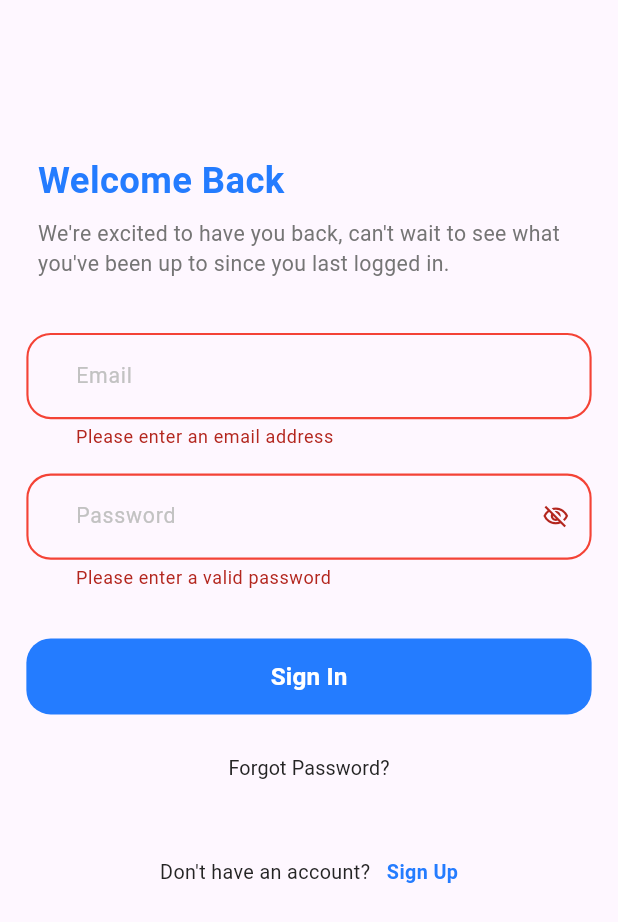
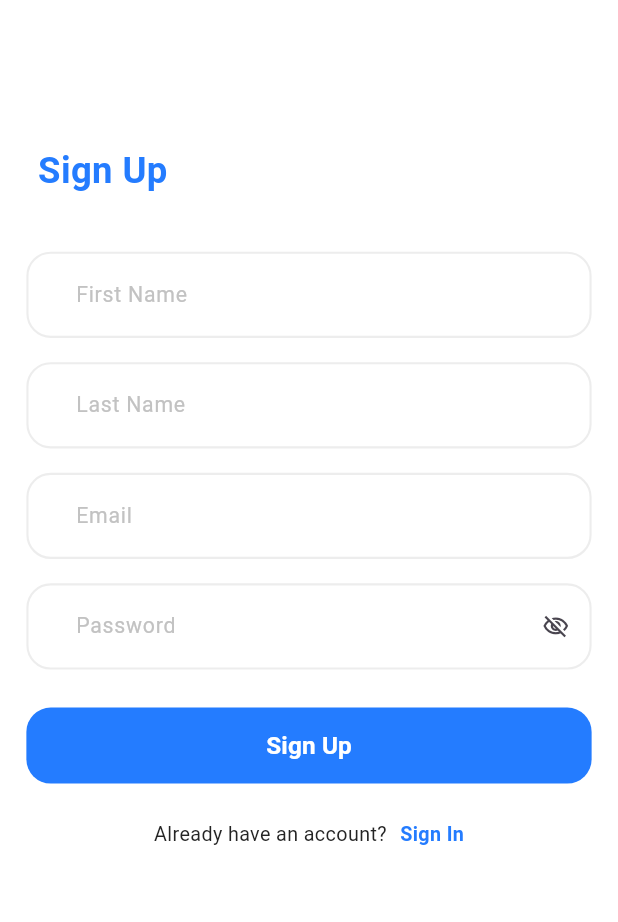
Before and after one commit to MoazSayed7/HR, a Flutter app: the screen it shows after launch, after a tap on "Sign In", after a tap on "Sign Up", on a phone screen of 412 x 824 dp. Shown: the top 922 px of the screen. Run offline on Flutter 3.47's test engine with Material 3 defaults, Android fonts, the phone set to English and light mode, and no system bars; our stand-ins replace firebase_auth, firebase_core, flutter_bloc, flutter_screenutil, get_it, shared_preferences; accounts and stored records are empty; generated files the repository leaves out were written again.

Commit message:
- add Sign up Screen - add SignUp Cubit - add Bloc Observer - add String Extensions

```diff
--- a/lib/core/di/dependency_injection.dart
+++ b/lib/core/di/dependency_injection.dart
@@ -1,9 +1,11 @@
 import 'package:get_it/get_it.dart';
 
 import '../../features/signin/logic/cubit/login_cubit.dart';
+import '../../features/signup/logic/cubit/sign_up_cubit.dart';
 
 final getIt = GetIt.instance;
 
 Future<void> setupGetIt() async {
+  getIt.registerFactory<SignUpCubit>(() => SignUpCubit());
   getIt.registerFactory<SigninCubit>(() => SigninCubit());
 }
--- a/lib/core/routers/app_router.dart
+++ b/lib/core/routers/app_router.dart
@@ -4,6 +4,8 @@ import 'package:flutter_bloc/flutter_bloc.dart';
 import '../../features/home/ui/home_screen.dart';
 import '../../features/signin/logic/cubit/login_cubit.dart';
 import '../../features/signin/ui/sign_in.dart';
+import '../../features/signup/logic/cubit/sign_up_cubit.dart';
+import '../../features/signup/ui/sign_up.dart';
 import '../di/dependency_injection.dart';
 import 'routes.dart';
 
@@ -20,6 +22,14 @@ class AppRouter {
                 child: const SignInScreen(),
               ),
         );
+      case Routes.signupScreen:
+        return MaterialPageRoute(
+          builder:
+              (_) => BlocProvider(
+                create: (context) => getIt<SignUpCubit>(),
+                child: const SignUpScreen(),
+              ),
+        );
 
       default:
         return null;
--- a/lib/features/signin/ui/sign_in.dart
+++ b/lib/features/signin/ui/sign_in.dart
@@ -59,10 +59,9 @@ class SignInScreen extends StatelessWidget {
         predicate: (route) => false,
       );
     } else if (state is UserNotVerified) {
-      context.pop();
       CustomSnackBar.showSnackBar(
         context,
-        'Please check your email and verify your email.',
+        'Please check your mail and verify your email.',
       );
     }
   }
--- /dev/null
+++ b/lib/features/signup/logic/cubit/sign_up_cubit.dart
@@ -0,0 +1,41 @@
+import 'package:firebase_auth/firebase_auth.dart';
+import 'package:flutter/material.dart';
+import 'package:flutter_bloc/flutter_bloc.dart';
+
+part 'sign_up_state.dart';
+
+class SignUpCubit extends Cubit<SignUpState> {
+  final FirebaseAuth _auth = FirebaseAuth.instance;
+  final formKey = GlobalKey<FormState>();
+  SignUpCubit() : super(SignUpInitial());
+
+  Future<void> signUpWithEmail(
+    String name,
+    String email,
+    String password,
+  ) async {
+    emit(SignUpLoading());
+    try {
+      await _auth.createUserWithEmailAndPassword(
+        email: email,
+        password: password,
+      );
+      await _auth.currentUser!.updateDisplayName(name);
+      await _auth.currentUser!.sendEmailVerification();
+      await _auth.signOut();
+      emit(UserSingUpButNotVerified());
+    } on FirebaseAuthException catch (e) {
+      if (e.code == 'email-already-in-use') {
+        emit(
+          SignUpError(
+            'This account already exists for that Email. Please go and Login.',
+          ),
+        );
+      } else {
+        emit(SignUpError(e.message!));
+      }
+    } catch (e) {
+      emit(SignUpError(e.toString()));
+    }
+  }
+}
--- /dev/null
+++ b/lib/features/signup/logic/cubit/sign_up_state.dart
@@ -0,0 +1,16 @@
+part of 'sign_up_cubit.dart';
+
+class SignUpError extends SignUpState {
+  final String message;
+
+  SignUpError(this.message);
+}
+
+final class SignUpInitial extends SignUpState {}
+
+class SignUpLoading extends SignUpState {}
+
+@immutable
+sealed class SignUpState {}
+
+class UserSingUpButNotVerified extends SignUpState {}
--- /dev/null
+++ b/lib/features/signup/ui/sign_up.dart
@@ -0,0 +1,232 @@
+import 'package:flutter/material.dart';
+import 'package:flutter_bloc/flutter_bloc.dart';
+import 'package:flutter_screenutil/flutter_screenutil.dart';
+import 'package:hr/core/helpers/extensions.dart';
+import 'package:hr/core/helpers/spacing.dart';
+import 'package:hr/core/widgets/app_text_button.dart';
+
+import '../../../core/helpers/app_regex.dart';
+import '../../../core/helpers/snack_bar.dart';
+import '../../../core/routers/routes.dart';
+import '../../../core/theme/text_styles.dart';
+import '../../../core/widgets/app_text_form_field.dart';
+import '../logic/cubit/sign_up_cubit.dart';
+import 'widgets/already_have_acc.dart';
+
+class SignUpScreen extends StatefulWidget {
+  const SignUpScreen({super.key});
+
+  @override
+  State<SignUpScreen> createState() => _SignUpScreenState();
+}
+
+class _SignUpScreenState extends State<SignUpScreen> {
+  final _formKey = GlobalKey<FormState>();
+  bool _isObscureText = true;
+
+  final _firstNameController = TextEditingController();
+  final _lastNameController = TextEditingController();
+  final _emailController = TextEditingController();
+  final _passwordController = TextEditingController();
+
+  @override
+  Widget build(BuildContext context) {
+    return Scaffold(
+      body: BlocConsumer<SignUpCubit, SignUpState>(
+        listenWhen: (previous, current) => previous != current,
+        listener: _handleSignUpStates,
+        buildWhen: (previous, current) => previous != current,
+        builder: (context, state) {
+          return SingleChildScrollView(
+            child: Padding(
+              padding: EdgeInsets.only(top: 95.h, left: 16.w, right: 16.w),
+              child: Form(key: _formKey, child: _buildSignUpForm()),
+            ),
+          );
+        },
+      ),
+    );
+  }
+
+  @override
+  void dispose() {
+    _emailController.dispose();
+    _passwordController.dispose();
+    _lastNameController.dispose();
+    _firstNameController.dispose();
+    super.dispose();
+  }
+
+  Widget _buildEmailField() {
+    return AppTextFormField(
+      controller: _emailController,
+      hint: 'Email',
+      textInputType: TextInputType.emailAddress,
+      autofillHints: const [AutofillHints.email],
+      textInputAction: TextInputAction.next,
+      validator: _validateEmail,
+    );
+  }
+
+  Widget _buildFirstNameField() {
+    return AppTextFormField(
+      controller: _firstNameController,
+      hint: 'First Name',
+      textInputType: TextInputType.name,
+      autofillHints: const [AutofillHints.givenName],
+      textInputAction: TextInputAction.next,
+      validator: _validateName,
+    );
+  }
+
+  Widget _buildHeader() {
+    return Container(
+      margin: EdgeInsets.symmetric(horizontal: 7.w),
+      child: Align(
+        alignment: Alignment.centerLeft,
+        child: Text('Sign Up', style: TextStyles.font24BlueBold),
+      ),
+    );
+  }
+
+  Widget _buildLastNameField() {
+    return AppTextFormField(
+      controller: _lastNameController,
+      hint: 'Last Name',
+      textInputType: TextInputType.name,
+      autofillHints: const [AutofillHints.familyName],
+      textInputAction: TextInputAction.next,
+      validator: _validateName,
+    );
+  }
+
+  Widget _buildPasswordField() {
+    return AppTextFormField(
+      controller: _passwordController,
+      hint: 'Password',
+      textInputType: TextInputType.visiblePassword,
+      autofillHints: const [AutofillHints.newPassword],
+      textInputAction: TextInputAction.done,
+      isObscureText: _isObscureText,
+      suffixIcon: GestureDetector(
+        onTap: _togglePasswordVisibility,
+        child: Icon(
+          _isObscureText
+              ? Icons.visibility_off_outlined
+              : Icons.visibility_outlined,
+        ),
+      ),
+      validator: _validatePassword,
+    );
+  }
+
+  Widget _buildSignUpButton() {
+    return AppTextButton(
+      buttonText: 'Sign Up',
+      textStyle: TextStyles.font16WhiteSemiBold,
+      onPressed: _handleSignUp,
+    );
+  }
+
+  Widget _buildSignUpForm() {
+    return Column(
+      children: [
+        _buildHeader(),
+        verticalSpace(36),
+        _buildFirstNameField(),
+        verticalSpace(16),
+        _buildLastNameField(),
+        verticalSpace(16),
+        _buildEmailField(),
+        verticalSpace(16),
+        _buildPasswordField(),
+        verticalSpace(25),
+        _buildSignUpButton(),
+        verticalSpace(24),
+        AlreadyHaveAcc(),
+      ],
+    );
+  }
+
+  void _clearFormFields() {
+    _emailController.clear();
+    _passwordController.clear();
+    _firstNameController.clear();
+    _lastNameController.clear();
+  }
+
+  void _handleSignUp() async {
+    if (_formKey.currentState!.validate()) {
+      final String fullName =
+          '${_firstNameController.text.trim()} ${_lastNameController.text.trim()}'
+              .toTitleCase;
+      await context.read<SignUpCubit>().signUpWithEmail(
+        fullName,
+        _emailController.text,
+        _passwordController.text,
+      );
+    }
+  }
+
+  void _handleSignUpStates(BuildContext context, SignUpState state) {
+    if (state is SignUpLoading) {
+      _showLoadingDialog();
+    } else if (state is SignUpError) {
+      context.pop();
+      CustomSnackBar.showSnackBar(context, state.message);
+    } else if (state is UserSingUpButNotVerified) {
+      context.pop();
+      _clearFormFields();
+      CustomSnackBar.showSnackBar(
+        context,
+        'Don\'t forget to verify your email check inbox.',
+      );
+    }
+  }
+
+  void _showLoadingDialog() {
+    showDialog(
+      context: context,
+      barrierDismissible: false,
+      builder: (context) => const Center(child: CircularProgressIndicator()),
+    );
+  }
+
+  void _togglePasswordVisibility() {
+    setState(() {
+      _isObscureText = !_isObscureText;
+    });
+  }
+
+  String? _validateEmail(String? value) {
+    String email = (value ?? '').trim();
+    _emailController.text = email;
+
+    if (email.isEmpty) {
+      return 'Please enter an email address';
+    }
+
+    if (!AppRegex.isEmailValid(email)) {
+      return 'Please enter a valid email address';
+    }
+
+    return null;
+  }
+
+  String? _validateName(String? value) {
+    String name = (value ?? '').trim();
+
+    if (name.isEmpty) {
+      return 'Please enter a Name';
+    }
+
+    return null;
+  }
+
+  String? _validatePassword(String? value) {
+    if (value == null || value.isEmpty || !AppRegex.isPasswordValid(value)) {
+      return 'Please enter a valid password';
+    }
+    return null;
+  }
+}
--- /dev/null
+++ b/lib/features/signup/ui/widgets/already_have_acc.dart
@@ -0,0 +1,28 @@
+import 'package:flutter/material.dart';
+import 'package:flutter_screenutil/flutter_screenutil.dart';
+
+import '../../../../core/helpers/extensions.dart';
+import '../../../../core/routers/routes.dart';
+import '../../../../core/theme/text_styles.dart';
+
+class AlreadyHaveAcc extends StatelessWidget {
+  const AlreadyHaveAcc({super.key});
+
+  @override
+  Widget build(BuildContext context) {
+    return Row(
+      mainAxisAlignment: MainAxisAlignment.center,
+      spacing: 8.w,
+      children: [
+        Text(
+          'Already have an account?',
+          style: TextStyles.font13DarkBlueRegular,
+        ),
+        InkWell(
+          onTap: () => context.pushReplacementNamed(Routes.signinScreen),
+          child: Text('Sign In', style: TextStyles.font13BlueSemiBold),
+        ),
+      ],
+    );
+  }
+}
--- a/lib/hr_app.dart
+++ b/lib/hr_app.dart
@@ -23,10 +23,17 @@ class HRApp extends StatelessWidget {
           theme: ThemeData(
             primarySwatch: Colors.blue,
             useMaterial3: true,
+            scaffoldBackgroundColor: Colors.white,
+            textSelectionTheme: const TextSelectionThemeData(
+              cursorColor: ColorsManager.mainBlue,
+              selectionColor: Color.fromARGB(188, 36, 124, 255),
+              selectionHandleColor: ColorsManager.mainBlue,
+            ),
             progressIndicatorTheme: ProgressIndicatorThemeData(
               color: ColorsManager.mainBlue,
             ),
           ),
+          themeMode: ThemeMode.light,
           initialRoute: initialRoute,
           onGenerateRoute: appRouter.generateRoute,
         );
--- a/lib/main.dart
+++ b/lib/main.dart
@@ -1,9 +1,11 @@
 import 'package:firebase_auth/firebase_auth.dart';
 import 'package:firebase_core/firebase_core.dart';
 import 'package:flutter/material.dart';
+import 'package:flutter_bloc/flutter_bloc.dart';
 import 'package:flutter_screenutil/flutter_screenutil.dart';
 
 import 'core/di/dependency_injection.dart';
+import 'core/helpers/bloc_observer.dart';
 import 'core/helpers/shared_pref_helper.dart';
 import 'core/routers/app_router.dart';
 import 'core/routers/routes.dart';
@@ -13,9 +15,17 @@ import 'hr_app.dart';
 Future<void> main() async {
   WidgetsFlutterBinding.ensureInitialized();
   await Firebase.initializeApp(options: DefaultFirebaseOptions.currentPlatform);
+  Bloc.observer = MyBlocObserver();
   await setupGetIt();
   await ScreenUtil.ensureScreenSize();
-  FirebaseAuth.instance.authStateChanges().listen((user) async {
+  await _initializeRoute();
+  runApp(HRApp(appRouter: AppRouter()));
+}
+
+late String? initialRoute;
+Future<void> _initializeRoute() async {
+  User? user =
+      FirebaseAuth.instance.currentUser; // Get the current user synchronously
   if (user == null || !user.emailVerified) {
     initialRoute = Routes.signinScreen;
   } else {
@@ -26,8 +36,4 @@ Future<void> main() async {
       initialRoute = Routes.homeScreen;
     }
   }
-  });
-  runApp(HRApp(appRouter: AppRouter()));
 }
-
-late String? initialRoute;
```
Also changed, not shown: lib/core/helpers/bloc_observer.dart (added, +42 -0 lines), lib/core/helpers/extensions.dart (+9 -0 lines). Lines whose indentation alone changed are shown as unchanged.
